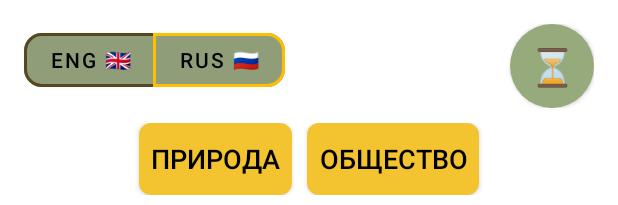
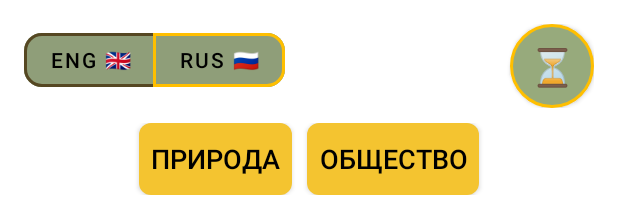
Before and after one commit to AlekseySapi/RandomWord, an Android app built with Jetpack Compose: the layout activity_main.xml on its own in the app's theme, with its tools: preview values and no code run, on a phone screen of 412 x 824 dp. Shown: the top 205 px of the screen. Run offline under Robolectric (Android 15) with nearby library versions, the light colour scheme and no system bars; network calls fail.

Commit message:
Добавил обводку для кнопки таймера

```diff
--- a/app/src/main/res/drawable/timer_button_background.xml
+++ b/app/src/main/res/drawable/timer_button_background.xml
@@ -2,12 +2,18 @@
     <!-- Состояние нажатия (checked) -->
     <item android:state_checked="true">
         <shape android:shape="oval">
+            <stroke
+                android:width="2dp"
+                android:color="@color/lang_button_stroke_color" />
             <solid android:color="@color/timer_button_checked" />
         </shape>
     </item>
     <!-- Состояние по умолчанию (unchecked) -->
     <item>
         <shape android:shape="oval">
+            <stroke
+                android:width="0dp"
+                android:color="@android:color/transparent" />
             <solid android:color="@color/timer_button_unchecked" />
         </shape>
     </item>
```
